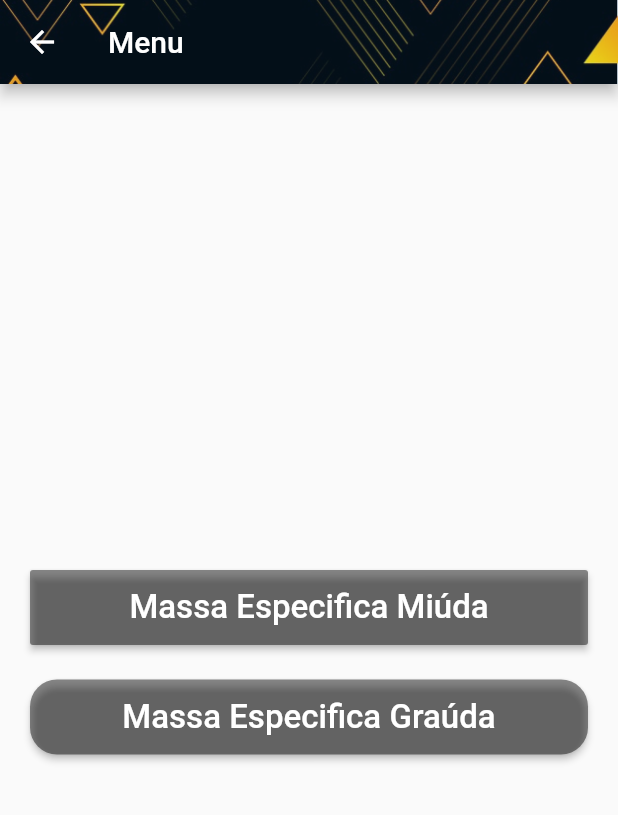
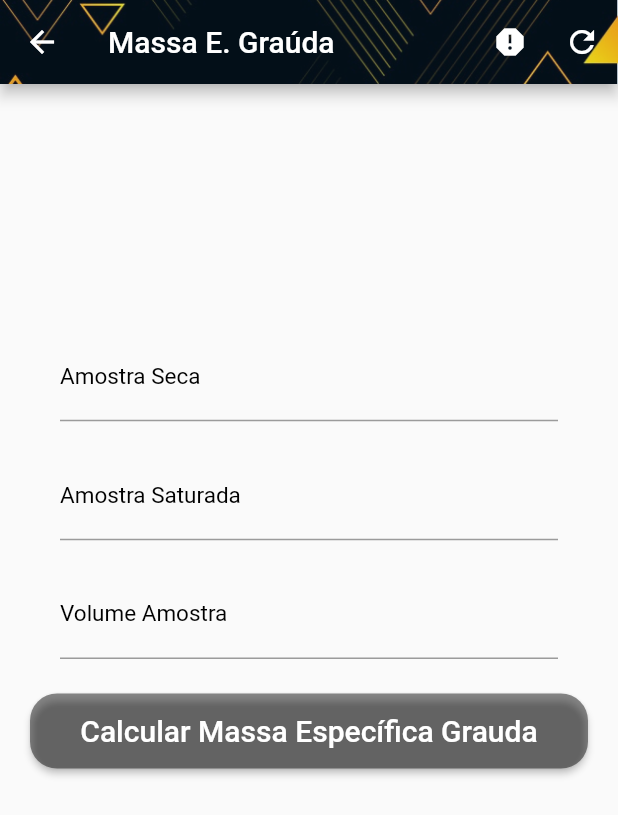
Before and after one commit to IagoGoncalves/laboratory, a Flutter app: the Menu screen opened by its route, after a tap on "Massa Especifica Graúda", on a phone screen of 412 x 824 dp. Shown: the top 815 px of the screen. Run offline on Flutter 3.47's test engine with Material 2 defaults, Android fonts, the phone set to English and light mode, and no system bars; our stand-ins replace splashscreen.

Commit message:
MassaGrauda
Finalizada o módulo de calculo para massa específica graúda

```diff
--- a/lib/BGS/bgs.dart
+++ b/lib/BGS/bgs.dart
@@ -404,8 +404,8 @@ class _BgsState extends State<Bgs> {
         mainAxisAlignment: MainAxisAlignment.center,
         children: <Widget>[
           Text(
-            "$amst1 \n$amst2 \n$amst3 \n$b2 \n$b38 \n$b316 \n$pesoau \n$massaeu \n$massaec",
-            // "Peso: $_peso e Volume: $_volume",
+            // "$amst1 \n$amst2 \n$amst3 \n$b2 \n$b38 \n$b316 \n$pesoau \n$massaeu \n$massaec",
+            "Peso:  e Volume: ",
             textAlign: TextAlign.center,
             style: TextStyle(
               color: Colors.purple,
@@ -422,6 +422,9 @@ class _BgsState extends State<Bgs> {
       margin: const EdgeInsets.fromLTRB(0, 3, 0, 0),
       height: 30.0,
       child: RaisedButton(
+        shape: RoundedRectangleBorder(
+          borderRadius: BorderRadius.circular(18.0),
+        ),
         onPressed: () {
           if (_formkey3.currentState.validate()) {
             calculoAmostra1();
--- /dev/null
+++ b/lib/MassaEspecifica/massa_grauda.dart
@@ -0,0 +1,244 @@
+import 'package:flutter/material.dart';
+
+class MassaEGrauda extends StatefulWidget {
+  @override
+  _MassaEGraudaState createState() => _MassaEGraudaState();
+}
+
+class _MassaEGraudaState extends State<MassaEGrauda> {
+  GlobalKey<FormState> _formkey = GlobalKey<FormState>();
+  TextEditingController secaController = TextEditingController();
+  TextEditingController saturadaController = TextEditingController();
+  TextEditingController volumeController = TextEditingController();
+  String resutReal = "";
+  String resutAparente = "";
+  String resutAbsorcao = "";
+
+  @override
+  Widget build(BuildContext context) {
+    return Scaffold(
+      appBar: AppBar(
+        title: Text("Massa E. Graúda"),
+        flexibleSpace: Opacity(
+          opacity: 0.9,
+          child: Image(
+            image: AssetImage('images/yello1.jpg'),
+            fit: BoxFit.cover,
+          ),
+        ),
+        actions: <Widget>[
+          IconButton(
+              icon: Icon(Icons.report),
+              onPressed: () {
+                Navigator.pushNamed(context, '/infograuda');
+              }),
+          IconButton(
+              icon: Icon(Icons.refresh),
+              onPressed: () {
+                _reset();
+              }),
+        ],
+      ),
+      body: widgetMassaEGraudaBody(),
+    );
+  }
+
+  widgetMassaEGraudaBody() {
+    return Center(
+      child: SingleChildScrollView(
+        padding: EdgeInsets.fromLTRB(20, 0, 20, 0),
+        child: Form(
+          key: _formkey,
+          child: Column(
+            crossAxisAlignment: CrossAxisAlignment.stretch,
+            children: <Widget>[
+              // tituloRice(),
+              amostraSeca(),
+              amostraSaturada(),
+              amostraVolume(),
+              buttonMGrauda(),
+              resultadoMGrauda(),
+            ],
+          ),
+        ),
+      ),
+    );
+  }
+
+  void _reset() {
+    setState(() {
+      secaController.text = "";
+      saturadaController.text = "";
+      volumeController.text = "";
+      resutReal = "";
+      resutAparente = "";
+      resutAbsorcao = "";
+    });
+  }
+
+  amostraSeca() {
+    return SingleChildScrollView(
+      padding: EdgeInsets.fromLTRB(20, 0, 20, 20),
+      child: TextFormField(
+        keyboardType: TextInputType.number,
+        decoration: InputDecoration(
+          labelText: "Amostra Seca",
+          labelStyle: TextStyle(
+            color: Colors.black,
+            fontSize: 15,
+          ),
+        ),
+        style: TextStyle(fontSize: 17),
+        textAlign: TextAlign.center,
+        controller: secaController,
+        validator: (value) {
+          if (value.isEmpty) {
+            return 'Informe o valor da Amostra Seca';
+          }
+          return null;
+        },
+      ),
+    );
+  }
+
+  amostraSaturada() {
+    return SingleChildScrollView(
+      padding: EdgeInsets.fromLTRB(20, 0, 20, 20),
+      child: TextFormField(
+        keyboardType: TextInputType.number,
+        decoration: InputDecoration(
+          labelText: "Amostra Saturada",
+          labelStyle: TextStyle(
+            color: Colors.black,
+            fontSize: 15,
+          ),
+        ),
+        style: TextStyle(fontSize: 17),
+        textAlign: TextAlign.center,
+        controller: saturadaController,
+        validator: (value) {
+          if (value.isEmpty) {
+            return 'Informe o valor da Amostra Saturada';
+          }
+          return null;
+        },
+      ),
+    );
+  }
+
+  amostraVolume() {
+    return SingleChildScrollView(
+      padding: EdgeInsets.fromLTRB(20, 0, 20, 20),
+      child: TextFormField(
+        keyboardType: TextInputType.number,
+        decoration: InputDecoration(
+          labelText: "Volume Amostra",
+          labelStyle: TextStyle(
+            color: Colors.black,
+            fontSize: 15,
+          ),
+        ),
+        style: TextStyle(fontSize: 17),
+        textAlign: TextAlign.center,
+        controller: volumeController,
+        validator: (value) {
+          if (value.isEmpty) {
+            return 'Informe o valor do Volume Amostra';
+          }
+          return null;
+        },
+      ),
+    );
+  }
+
+  buttonMGrauda() {
+    return Container(
+      margin: const EdgeInsets.fromLTRB(0, 3, 0, 0),
+      height: 50.0,
+      child: RaisedButton(
+        shape: RoundedRectangleBorder(
+          borderRadius: BorderRadius.circular(18.0),
+        ),
+        onPressed: () {
+          if (_formkey.currentState.validate()) {
+            calculaReal();
+            calculaAparente();
+            calculaAbsorcao();
+            FocusScope.of(context).requestFocus(new FocusNode());
+          }
+        },
+        child: Text(
+          "Calcular Massa Específica Grauda",
+          style: TextStyle(color: Colors.white, fontSize: 20.0),
+        ),
+        color: Colors.black45,
+      ),
+    );
+  }
+
+  void calculaReal() {
+    setState(() {
+      double seca = double.parse(secaController.text);
+      double volume = double.parse(volumeController.text);
+
+      double cont1 = seca / (seca - volume);
+
+      if (cont1 >= 0) {
+        resutReal = "Real: ${cont1.toStringAsPrecision(4)}";
+      } else {
+        resutReal = "Valor inválido";
+      }
+    });
+  }
+
+  void calculaAparente() {
+    setState(() {
+      double seca = double.parse(secaController.text);
+      double saturada = double.parse(saturadaController.text);
+      double volume = double.parse(volumeController.text);
+
+      double cont2 = seca / (saturada - volume);
+
+      if (cont2 >= 0) {
+        resutAparente = "Saturada: ${cont2.toStringAsPrecision(4)}";
+      } else {
+        resutAparente = "Valor inválido";
+      }
+    });
+  }
+
+  void calculaAbsorcao() {
+    setState(() {
+      double seca = double.parse(secaController.text);
+      double saturada = double.parse(saturadaController.text);
+
+      double cont3 = ((saturada - seca) / seca) * 100;
+
+      if (cont3 >= 0) {
+        resutAbsorcao = "Absorção: ${cont3.toStringAsPrecision(4)}";
+      } else {
+        resutAbsorcao = "Valor inválido";
+      }
+    });
+  }
+
+  resultadoMGrauda() {
+    return Container(
+      margin: const EdgeInsets.fromLTRB(0, 8, 0, 0),
+      child: Row(
+        mainAxisAlignment: MainAxisAlignment.center,
+        children: <Widget>[
+          Text(
+            "\n$resutReal \n\n$resutAparente \n\n$resutAbsorcao",
+            // "Peso: $_peso e Volume: $_volume",
+            textAlign: TextAlign.center,
+            style: TextStyle(
+              color: Colors.purple,
+              fontSize: 20.0,
+            ),
+          ),
+        ],
+      ),
+    );
+  }
+}
--- a/lib/MassaEspecifica/menu.dart
+++ b/lib/MassaEspecifica/menu.dart
@@ -38,29 +38,14 @@ class _MenuState extends State<Menu> {
     );
   }
 
-  massaGrauda() {
+  massaMiuda() {
     return Container(
-      margin: const EdgeInsets.fromLTRB(0, 3, 0, 0),
+      margin: const EdgeInsets.fromLTRB(0, 3, 0, 20),
       height: 50.0,
       child: RaisedButton(
         shape: RoundedRectangleBorder(
           borderRadius: BorderRadius.circular(18.0),
         ),
-        onPressed: () {},
-        child: Text(
-          "Massa Especifica Graúda",
-          style: TextStyle(color: Colors.white, fontSize: 22.0),
-        ),
-        color: Colors.black45,
-      ),
-    );
-  }
-
-  massaMiuda() {
-    return Container(
-      margin: const EdgeInsets.fromLTRB(0, 3, 0, 20),
-      height: 50.0,
-      child: RaisedButton(
         onPressed: () {},
         child: Text(
           "Massa Especifica Miúda",
@@ -70,4 +55,24 @@ class _MenuState extends State<Menu> {
       ),
     );
   }
+
+  massaGrauda() {
+    return Container(
+      margin: const EdgeInsets.fromLTRB(0, 3, 0, 0),
+      height: 50.0,
+      child: RaisedButton(
+        shape: RoundedRectangleBorder(
+          borderRadius: BorderRadius.circular(18.0),
+        ),
+        onPressed: () {
+          Navigator.pushNamed(context, '/massagrauda');
+        },
+        child: Text(
+          "Massa Especifica Graúda",
+          style: TextStyle(color: Colors.white, fontSize: 22.0),
+        ),
+        color: Colors.black45,
+      ),
+    );
+  }
 }
```
Also changed, not shown: lib/Check/check.dart (+9 -0 lines), lib/MassaEspecifica/info_grauda.dart (added, +148 -0 lines), lib/MassaEspecifica/info_miuda.dart (added, +288 -0 lines), lib/main.dart (+7 -0 lines).
